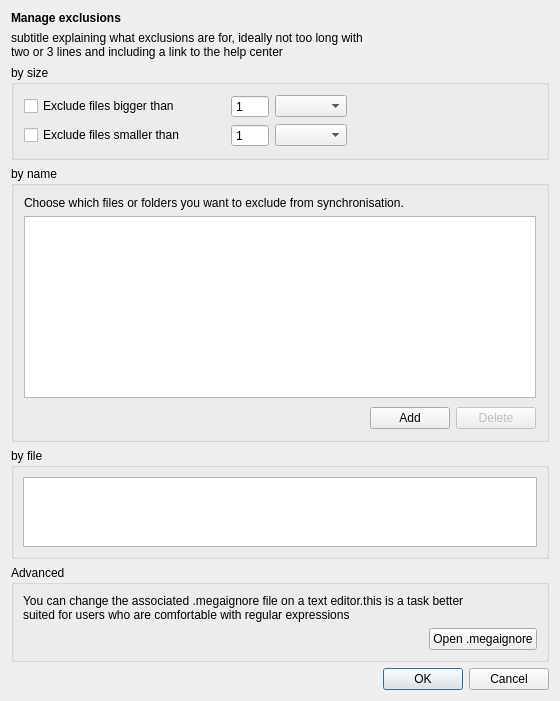
First picture: the form in src/MEGASync/syncs/gui/Twoways/linux/IgnoresEditingDialog.ui, repository meganz/MEGAsync, before the edit.
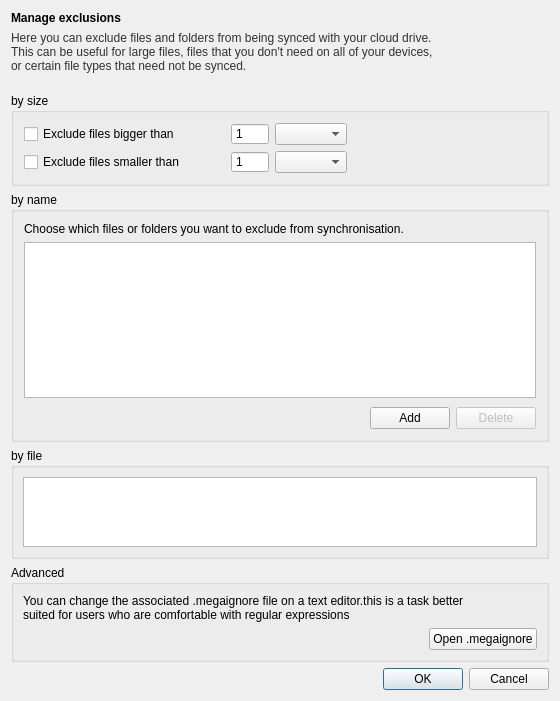
Second picture: the form after the edit.

What changed in the file:
```diff
--- a/src/MEGASync/syncs/gui/Twoways/linux/IgnoresEditingDialog.ui
+++ b/src/MEGASync/syncs/gui/Twoways/linux/IgnoresEditingDialog.ui
@@ -29,14 +29,24 @@
    </item>
    <item>
     <widget class="QLabel" name="label">
+     <property name="styleSheet">
+      <string notr="true">QLabel
+{ color: #303233 }</string>
+     </property>
      <property name="text">
-      <string>subtitle explaining what exclusions are for, ideally not too long with 
-two or 3 lines and including a link to the help center </string>
+      <string>Here you can exclude files and folders from being synced with your cloud drive.
+This can be useful for large files, files that you don't need on all of your devices,
+or certain file types that need not be synced.
+</string>
      </property>
     </widget>
    </item>
    <item>
     <widget class="QGroupBox" name="gExcludeBySize">
+     <property name="styleSheet">
+      <string notr="true">QLabel
+{color: rgba(48, 50, 51, 0.75) }</string>
+     </property>
      <property name="title">
       <string>by size</string>
      </property>
```
Left out of the diff: 1 changed line with no effect on the pictures.
